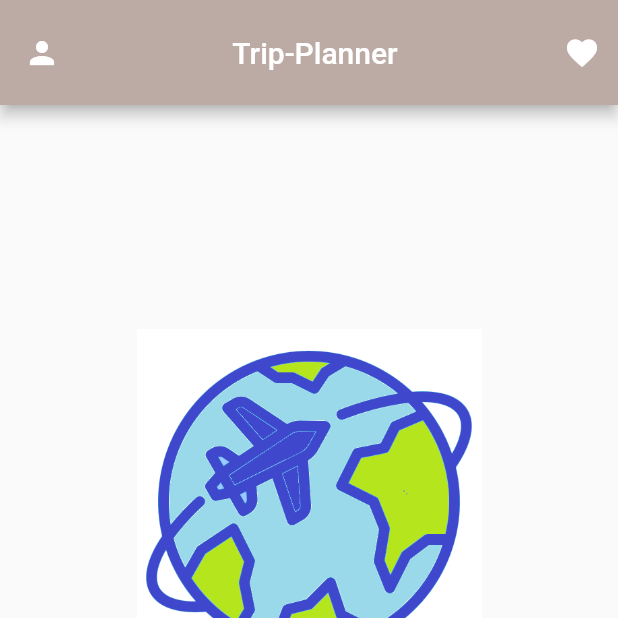
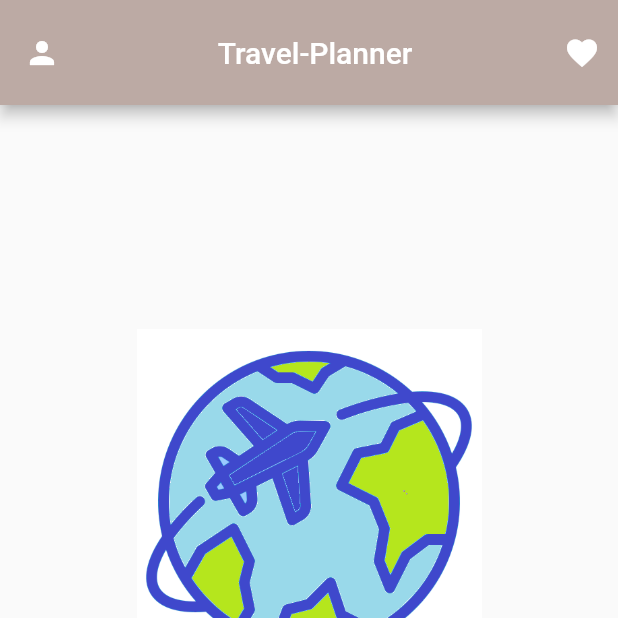
Before and after one commit to DavideDiGiovanni18/Modul_335, a Flutter app: the screen it shows after launch, on a phone screen of 412 x 824 dp, the top half of it. Run offline on Flutter 3.47's test engine with Material 2 defaults, Android fonts, the light colour scheme and no system bars; our stand-ins replace audioplayers, location; missing offline and left inert: country_state_city_picker, weekly_date_picker.

Commit message:
Project done

```diff
--- a/lib/model/profile.dart
+++ b/lib/model/profile.dart
@@ -6,7 +6,7 @@ class Profile extends ChangeNotifier{
     name ="Davide Di Giovanni";
   }
 
-  getName() {
+  String getName() {
     return name;
   }
 }
--- a/lib/pages/travelStartPage.dart
+++ b/lib/pages/travelStartPage.dart
@@ -10,16 +10,15 @@ class TravelStartPage extends StatefulWidget {
 }
 
 class _travel extends State<TravelStartPage> {
-
   @override
   Widget build(BuildContext context) {
-    var profil = Provider.of<Profile>(context);//
+    var profil = Provider.of<Profile>(context); //
     // profile information
     return Scaffold(
       appBar: AppBar(
         toolbarHeight: 70,
         backgroundColor: Colors.brown[200],
-        title: Center(child: Text("Trip-Planner")),
+        title: Center(child: Text("Travel-Planner")),
         leading: Builder(builder: (BuildContext context) {
           //left side
           return IconButton(
@@ -52,11 +51,10 @@ class _travel extends State<TravelStartPage> {
             Container(
                 height: 230,
                 width: 230,
-              child: Image.asset("assets/images/logoApp.png")
-            ),
+                child: Image.asset("assets/images/logoApp.png")),
             Container(
               child: Text(
-                "Welcome: "+profil.getName(),
+                "Welcome: " + profil.getName(),
                 style: TextStyle(
                     fontSize: 30,
                     color: Colors.brown[400],
```
Lines whose indentation alone changed are shown as unchanged.
